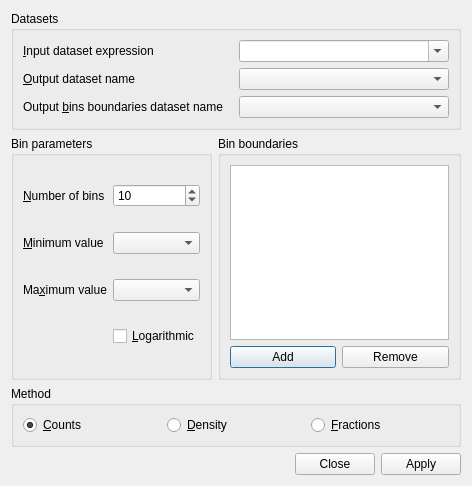
First picture: the form in dialogs/histodata.ui, repository veusz/veusz, before the edit.
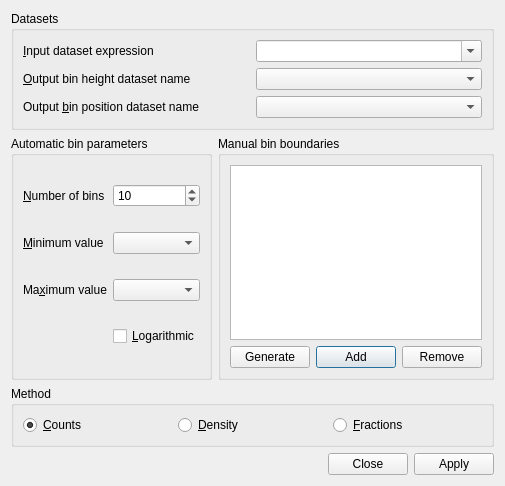
Second picture: the form after the edit. Custom widgets are drawn as their Qt base class.

Commit message: Further updates to histogram dialog

The edit to the form file:
```diff
--- a/dialogs/histodata.ui
+++ b/dialogs/histodata.ui
@@ -40,7 +40,7 @@
       <item row="1" column="0">
        <widget class="QLabel" name="label_2">
         <property name="text">
-         <string>&amp;Output dataset name</string>
+         <string>&amp;Output bin height dataset name</string>
         </property>
         <property name="buddy">
          <cstring>outdataset</cstring>
@@ -53,7 +53,7 @@
       <item row="2" column="0">
        <widget class="QLabel" name="label_6">
         <property name="text">
-         <string>Output &amp;bins boundaries dataset name</string>
+         <string>Output &amp;bin position dataset name</string>
         </property>
         <property name="buddy">
          <cstring>outbins</cstring>
@@ -71,7 +71,7 @@
      <item>
       <widget class="QGroupBox" name="groupBox_2">
        <property name="title">
-        <string>Bin parameters</string>
+        <string>Automatic bin parameters</string>
        </property>
        <layout class="QGridLayout" name="gridLayout_2">
         <item row="0" column="0">
@@ -136,26 +136,36 @@
      <item>
       <widget class="QGroupBox" name="groupBox_3">
        <property name="title">
-        <string>Bin boundaries</string>
+        <string>Manual bin boundaries</string>
        </property>
        <layout class="QGridLayout" name="gridLayout_3">
-        <item row="0" column="0" colspan="2">
-         <widget class="QTableView" name="binvalues"/>
-        </item>
-        <item row="1" column="0">
+        <item row="2" column="1">
          <widget class="QPushButton" name="binadd">
           <property name="text">
            <string>Add</string>
           </property>
          </widget>
         </item>
-        <item row="1" column="1">
+        <item row="2" column="2">
          <widget class="QPushButton" name="binremove">
           <property name="text">
            <string>Remove</string>
           </property>
          </widget>
         </item>
+        <item row="2" column="0">
+         <widget class="QPushButton" name="bingenerate">
+          <property name="toolTip">
+           <string>Generate bin boundaries from parameters</string>
+          </property>
+          <property name="text">
+           <string>Generate</string>
+          </property>
+         </widget>
+        </item>
+        <item row="0" column="0" colspan="3">
+         <widget class="QListView" name="binmanuals"/>
+        </item>
        </layout>
       </widget>
      </item>
```
Left out of the diff: 6 changed lines with no effect on the pictures. The commit also changes 4 other files.
